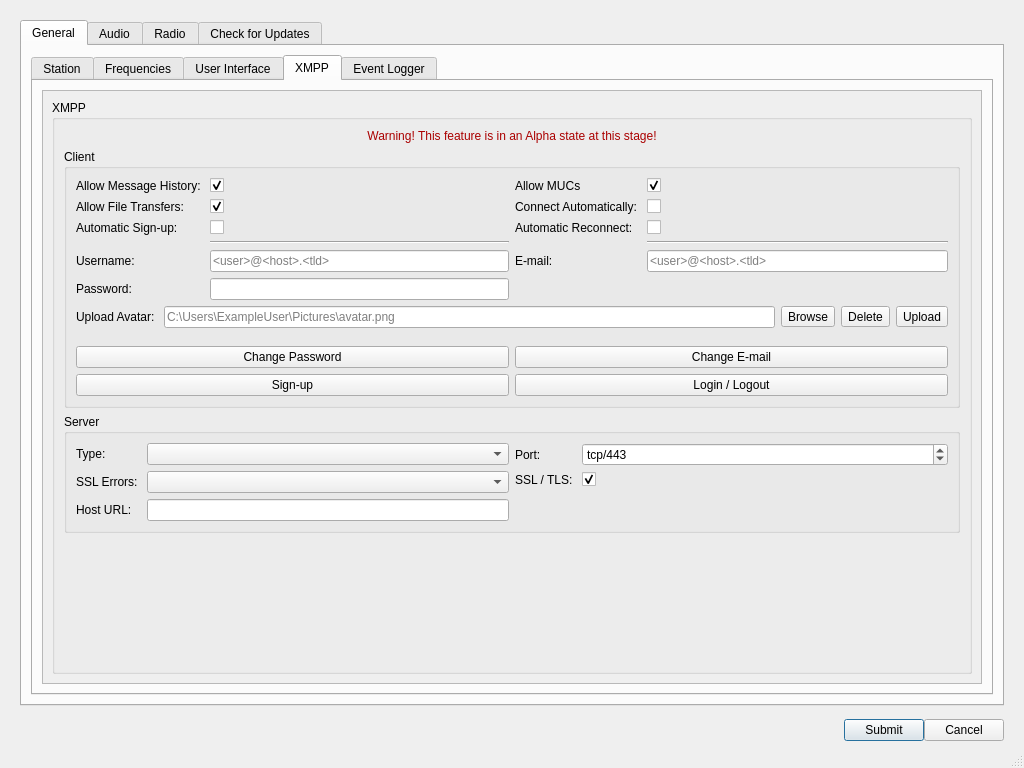
First picture: the form in src/ui/dialogsettings.ui, repository GekkoFyre/small-world-deluxe, before the edit.
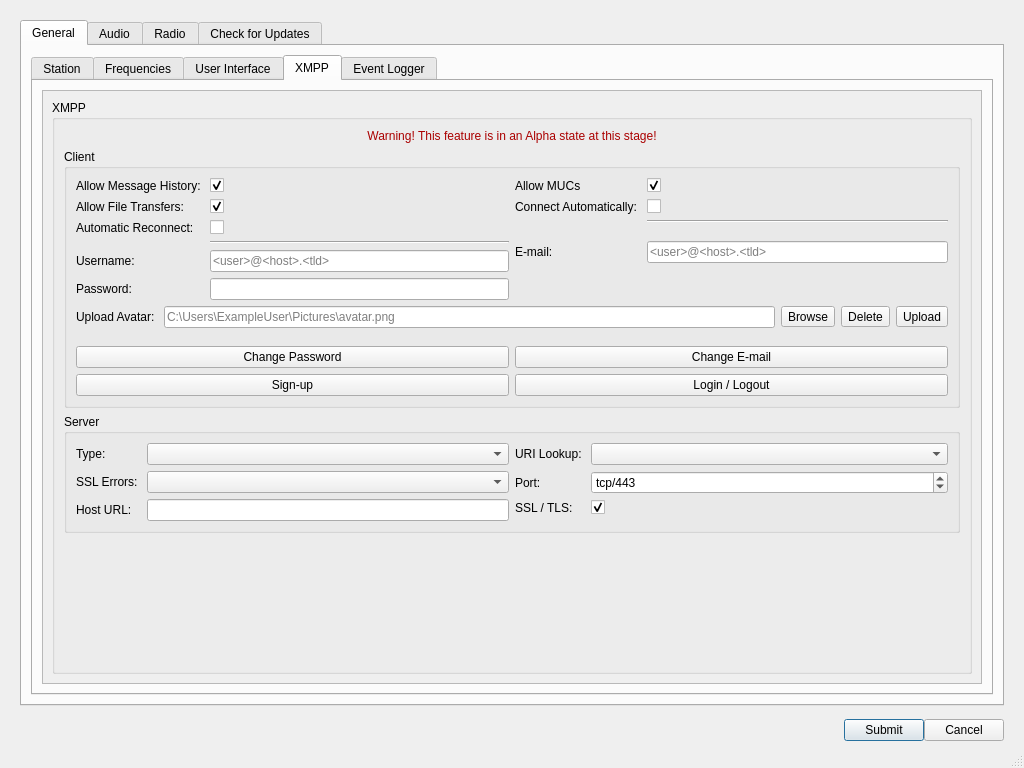
Second picture: the form after the edit. The open tabs and pages were chosen to show the change.

Commit message: * XMPP within Small World Deluxe now logs into a server and stays logged-in, thanks to the changes made to the QXmpp base. * Minor changes made to the Settings Dialog and thusly how settings are stored within the Google LevelDB database.

The edit to the form file:
```diff
--- a/src/ui/dialogsettings.ui
+++ b/src/ui/dialogsettings.ui
@@ -1992,6 +1992,20 @@
                                       </property>
                                      </widget>
                                     </item>
+                                    <item row="2" column="0">
+                                     <widget class="QLabel" name="label_automatic_reconnect">
+                                      <property name="text">
+                                       <string>Automatic Reconnect: </string>
+                                      </property>
+                                     </widget>
+                                    </item>
+                                    <item row="2" column="1">
+                                     <widget class="QCheckBox" name="checkBox_automatic_reconnect">
+                                      <property name="text">
+                                       <string/>
+                                      </property>
+                                     </widget>
+                                    </item>
                                     <item row="3" column="0">
                                      <widget class="Line" name="line_2">
                                       <property name="orientation">
@@ -2046,20 +2060,6 @@
                                       </property>
                                      </widget>
                                     </item>
-                                    <item row="2" column="0">
-                                     <widget class="QLabel" name="label_automatic_signup">
-                                      <property name="text">
-                                       <string>Automatic Sign-up: </string>
-                                      </property>
-                                     </widget>
-                                    </item>
-                                    <item row="2" column="1">
-                                     <widget class="QCheckBox" name="checkBox_automatic_signup">
-                                      <property name="text">
-                                       <string/>
-                                      </property>
-                                     </widget>
-                                    </item>
                                    </layout>
                                   </widget>
                                  </item>
@@ -2134,21 +2134,14 @@
                                       </property>
                                      </widget>
                                     </item>
-                                    <item row="3" column="1">
-                                     <widget class="Line" name="line_3">
-                                      <property name="orientation">
-                                       <enum>Qt::Horizontal</enum>
-                                      </property>
-                                     </widget>
-                                    </item>
-                                    <item row="4" column="0">
+                                    <item row="6" column="0">
                                      <widget class="QLabel" name="label_xmpp_client_email_address">
                                       <property name="text">
                                        <string>E-mail: </string>
                                       </property>
                                      </widget>
                                     </item>
-                                    <item row="4" column="1">
+                                    <item row="6" column="1">
                                      <widget class="QLineEdit" name="lineEdit_xmpp_client_email_address">
                                       <property name="maxLength">
                                        <number>512</number>
@@ -2161,19 +2154,18 @@
                                       </property>
                                      </widget>
                                     </item>
-                                    <item row="2" column="0">
-                                     <widget class="QLabel" name="label_automatic_reconnect">
-                                      <property name="text">
-                                       <string>Automatic Reconnect: </string>
+                                    <item row="3" column="1">
+                                     <widget class="Line" name="line_3">
+                                      <property name="orientation">
+                                       <enum>Qt::Horizontal</enum>
                                       </property>
                                      </widget>
                                     </item>
-                                    <item row="2" column="1">
-                                     <widget class="QCheckBox" name="checkBox_automatic_reconnect">
-                                      <property name="text">
-                                       <string/>
-                                      </property>
-                                     </widget>
+                                    <item row="5" column="1">
+                                     <layout class="QHBoxLayout" name="horizontalLayout_54"/>
+                                    </item>
+                                    <item row="4" column="1">
+                                     <layout class="QHBoxLayout" name="horizontalLayout_55"/>
                                     </item>
                                    </layout>
                                   </widget>
@@ -2519,14 +2511,14 @@
                               <property name="bottomMargin">
                                <number>0</number>
                               </property>
-                              <item row="0" column="0">
+                              <item row="1" column="0">
                                <widget class="QLabel" name="label_xmpp_server_port">
                                 <property name="text">
                                  <string>Port: </string>
                                 </property>
                                </widget>
                               </item>
-                              <item row="0" column="1">
+                              <item row="1" column="1">
                                <widget class="QSpinBox" name="spinBox_xmpp_server_port">
                                 <property name="toolTip">
                                  <string>The TCP port of the XMPP server you are making a connection towards.</string>
@@ -2548,14 +2540,14 @@
                                 </property>
                                </widget>
                               </item>
-                              <item row="1" column="0">
+                              <item row="2" column="0">
                                <widget class="QLabel" name="label_xmpp_server_ssl">
                                 <property name="text">
                                  <string>SSL / TLS: </string>
                                 </property>
                                </widget>
                               </item>
-                              <item row="1" column="1">
+                              <item row="2" column="1">
                                <widget class="QCheckBox" name="checkBox_xmpp_server_ssl">
                                 <property name="toolTip">
                                  <string>Whether to force the use of SSL / TLS or not.</string>
@@ -2568,6 +2560,16 @@
                                 </property>
                                </widget>
                               </item>
+                              <item row="0" column="0">
+                               <widget class="QLabel" name="label_xmpp_server_uri_lookup_method">
+                                <property name="text">
+                                 <string>URI Lookup: </string>
+                                </property>
+                               </widget>
+                              </item>
+                              <item row="0" column="1">
+                               <widget class="QComboBox" name="comboBox_xmpp_server_uri_lookup_method"/>
+                              </item>
                              </layout>
                             </widget>
                            </item>
```
Left out of the diff: 4 changed lines with no effect on the pictures. The commit also changes 9 other files.
